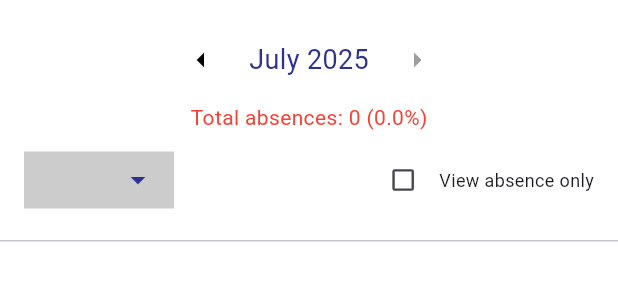
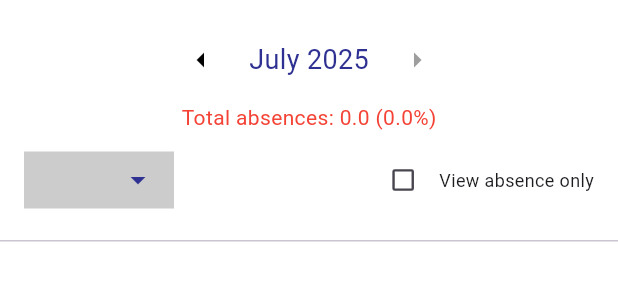
Before and after one commit to Sathiya-Developer007/EDLive-SchoolApp, a Flutter app: the TeacherAttendanceMonthTab widget shown alone on an empty page, opened directly, on a phone screen of 412 x 824 dp. Shown: the top 298 px of the screen. Run offline on Flutter 3.47's test engine with Material 3 defaults, Android fonts, the phone set to English and light mode, and no system bars; our stand-ins replace flutter_svg, shared_preferences; accounts and stored records are empty; network calls fail.

Commit message:
Update teacher_attendance_page.dart

```diff
--- a/lib/screens/teachers/teacher_attendance_page.dart
+++ b/lib/screens/teachers/teacher_attendance_page.dart
@@ -484,8 +484,8 @@ class StudentMonthlyAttendance {
   final int studentId;
   final String fullName;
   final int totalDays;
-  final int totalPresent;
-  final int totalAbsent;
+  final double  totalPresent;
+  final double  totalAbsent;
 
   StudentMonthlyAttendance({
     required this.studentId,
@@ -500,8 +500,8 @@ class StudentMonthlyAttendance {
       studentId: json['student_id'],
       fullName: json['full_name'],
       totalDays: int.tryParse(json['total_days'] ?? '0') ?? 0,
-      totalPresent: int.tryParse(json['total_present'] ?? '0') ?? 0,
-      totalAbsent: int.tryParse(json['total_absent'] ?? '0') ?? 0,
+      totalPresent: double.tryParse(json['total_present'] ?? '0.00') ?? 0.00,
+      totalAbsent: double.tryParse(json['total_absent'] ?? '0.00') ?? 0.00,
     );
   }
 }
@@ -613,7 +613,7 @@ class _TeacherAttendanceMonthTabState extends State<TeacherAttendanceMonthTab> {
         ? students.where((s) => s.totalAbsent > 0).toList()
         : students;
 
-    final totalAbsences = students.fold<int>(0, (sum, s) => sum + s.totalAbsent);
+    final totalAbsences = students.fold<double>(0, (sum, s) => sum + s.totalAbsent);
     final totalWorkingDays = students.isNotEmpty ? students.first.totalDays : 0;
     final totalPossibleAttendances = totalWorkingDays * students.length;
     final absencePercentage = totalPossibleAttendances > 0
@@ -855,7 +855,7 @@ if (classId == null) return;
         ? students.where((s) => s.totalAbsent > 0).toList()
         : students;
 
-    final totalAbsences = students.fold<int>(0, (sum, s) => sum + s.totalAbsent);
+    final totalAbsences = students.fold<double>(0, (sum, s) => sum + s.totalAbsent);
     final totalWorkingDays = students.isNotEmpty ? students.first.totalDays : 0;
     final totalPossibleAttendances = totalWorkingDays * students.length;
     final absencePercentage = totalPossibleAttendances > 0
```
